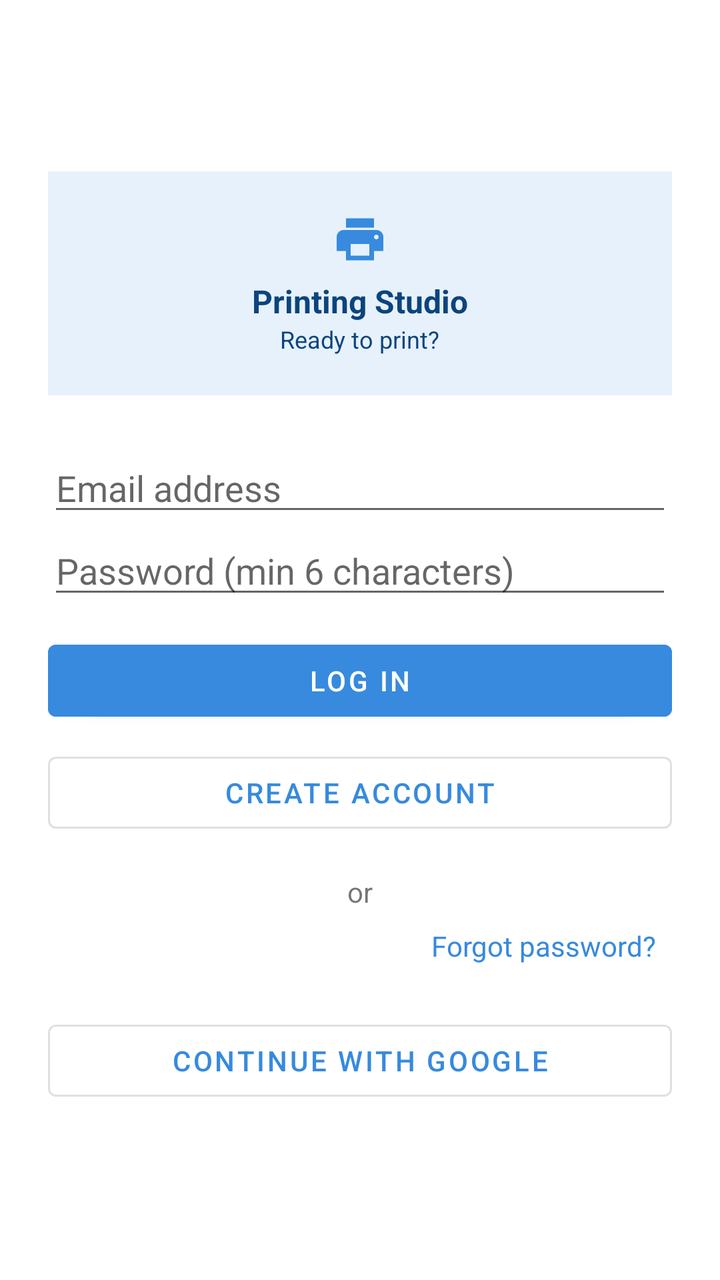
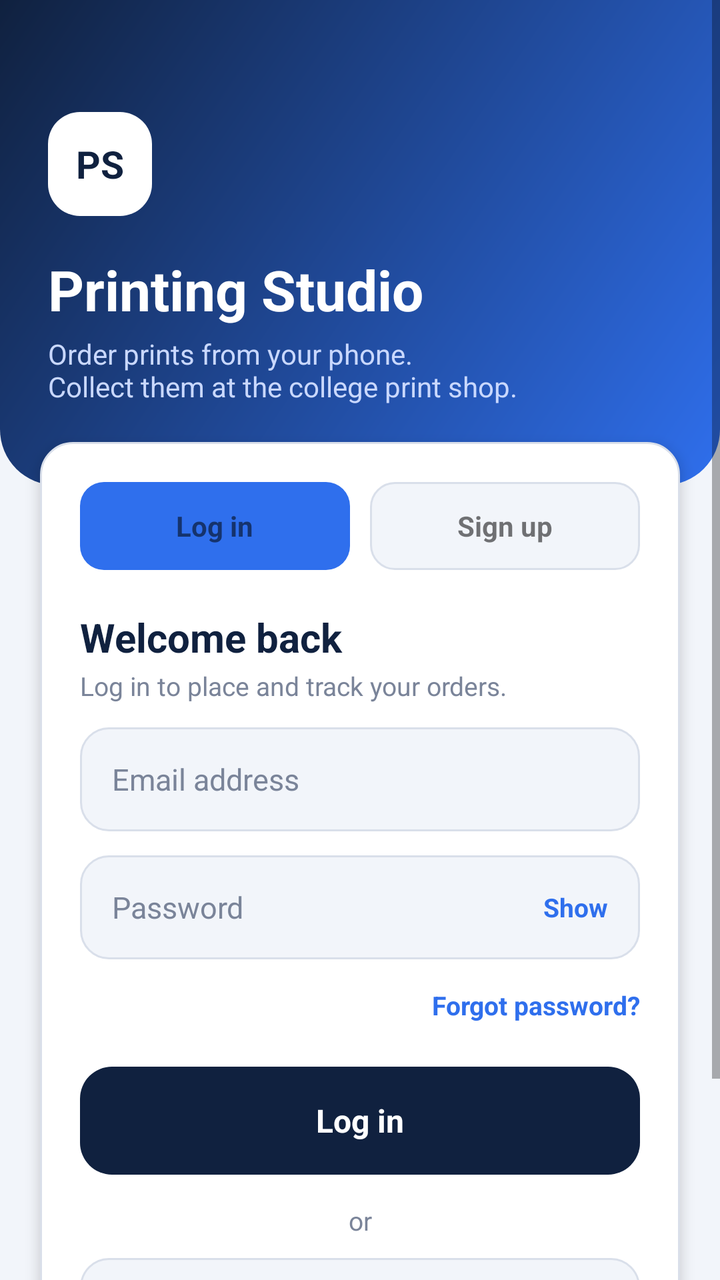

An Android layout rendered at two revisions. The XML below is the earlier revision; the diff shows what the commit changed to produce the second picture.
<!-- AndroidManifest.xml: application theme Theme.PrintingStudio -->
<!-- res/layout/activity_login.xml -->
<?xml version="1.0" encoding="utf-8"?>
<LinearLayout xmlns:android="http://schemas.android.com/apk/res/android"
    android:layout_width="match_parent"
    android:layout_height="match_parent"
    android:orientation="vertical"
    android:gravity="center"
    android:padding="24dp"
    android:background="#FFFFFF">

    <LinearLayout
        android:layout_width="match_parent"
        android:layout_height="wrap_content"
        android:orientation="vertical"
        android:gravity="center"
        android:background="@color/blueLight"
        android:padding="20dp">

        <ImageView
            android:layout_width="28dp"
            android:layout_height="28dp"
            android:src="@drawable/ic_print" />

        <TextView
            android:layout_width="wrap_content"
            android:layout_height="wrap_content"
            android:layout_marginTop="6dp"
            android:text="Printing Studio"
            android:textStyle="bold"
            android:textColor="@color/blueDark"
            android:textSize="16sp" />

        <TextView
            android:layout_width="wrap_content"
            android:layout_height="wrap_content"
            android:text="Ready to print?"
            android:textColor="@color/blueDark"
            android:textSize="12sp" />
    </LinearLayout>

    <EditText
        android:id="@+id/etEmail"
        android:layout_width="match_parent"
        android:layout_height="wrap_content"
        android:layout_marginTop="24dp"
        android:hint="Email address"
        android:inputType="textEmailAddress" />

    <EditText
        android:id="@+id/etPassword"
        android:layout_width="match_parent"
        android:layout_height="wrap_content"
        android:hint="Password (min 6 characters)"
        android:inputType="textPassword" />

    <Button
        android:id="@+id/btnEmailLogin"
        android:layout_width="match_parent"
        android:layout_height="wrap_content"
        android:layout_marginTop="12dp"
        android:text="Log in"
        android:backgroundTint="@color/bluePrimary"
        android:textColor="#FFFFFF" />

    <Button
        android:id="@+id/btnSignup"
        android:layout_width="match_parent"
        android:layout_height="wrap_content"
        android:layout_marginTop="8dp"
        android:text="Create account"
        style="@style/Widget.MaterialComponents.Button.OutlinedButton" />

    <TextView
        android:layout_width="wrap_content"
        android:layout_height="wrap_content"
        android:layout_marginTop="16dp"
        android:layout_gravity="center_horizontal"
        android:text="or" />
    <TextView
        android:id="@+id/tvForgot"
        android:layout_width="wrap_content"
        android:layout_height="wrap_content"
        android:layout_gravity="end"
        android:padding="8dp"
        android:text="Forgot password?"
        android:textColor="@color/bluePrimary" />


    <Button
        android:id="@+id/btnGoogleLogin"
        android:layout_width="match_parent"
        android:layout_height="wrap_content"
        android:layout_marginTop="16dp"
        android:text="Continue with Google"
        style="@style/Widget.MaterialComponents.Button.OutlinedButton" />

</LinearLayout>
<!-- resources referenced by this layout -->
<resources>
  <color name="blueDark">#0C447C</color>
  <color name="blueLight">#E6F1FB</color>
  <color name="bluePrimary">#378ADD</color>
  <!-- drawable ic_print (drawable) -->
  <vector xmlns:android="http://schemas.android.com/apk/res/android"
      android:width="64dp" android:height="64dp"
      android:viewportWidth="24" android:viewportHeight="24">
      <path android:fillColor="#378ADD"
          android:pathData="M19,8H5c-1.66,0 -3,1.34 -3,3v6h4v4h12v-4h4v-6c0,-1.66 -1.34,-3 -3,-3zM16,19H8v-5h8v5zM19,12c-0.55,0 -1,-0.45 -1,-1s0.45,-1 1,-1 1,0.45 1,1 -0.45,1 -1,1zM18,3H6v4h12V3z"/>
  </vector>
  <style name="Theme.PrintingStudio" parent="Theme.MaterialComponents.Light.NoActionBar">
          <item name="colorPrimary">@color/bluePrimary</item>
          <item name="colorPrimaryDark">@color/blueDark</item>
          <item name="android:windowBackground">@android:color/white</item>
      </style>
</resources>

<!-- the commit's change to res/layout/activity_login.xml (unified diff, before → after) -->
@@ -1,96 +1,53 @@
 <?xml version="1.0" encoding="utf-8"?>
-<LinearLayout xmlns:android="http://schemas.android.com/apk/res/android"
-    android:layout_width="match_parent"
-    android:layout_height="match_parent"
-    android:orientation="vertical"
-    android:gravity="center"
-    android:padding="24dp"
-    android:background="#FFFFFF">
+<ScrollView xmlns:android="http://schemas.android.com/apk/res/android"
+    android:layout_width="match_parent" android:layout_height="match_parent"
+    android:background="@color/ps_bg" android:fillViewport="true">
 
-    <LinearLayout
-        android:layout_width="match_parent"
-        android:layout_height="wrap_content"
-        android:orientation="vertical"
-        android:gravity="center"
-        android:background="@color/blueLight"
-        android:padding="20dp">
+<LinearLayout android:layout_width="match_parent" android:layout_height="wrap_content" android:orientation="vertical">
 
-        <ImageView
-            android:layout_width="28dp"
-            android:layout_height="28dp"
-            android:src="@drawable/ic_print" />
-
-        <TextView
-            android:layout_width="wrap_content"
-            android:layout_height="wrap_content"
-            android:layout_marginTop="6dp"
-            android:text="Printing Studio"
-            android:textStyle="bold"
-            android:textColor="@color/blueDark"
-            android:textSize="16sp" />
-
-        <TextView
-            android:layout_width="wrap_content"
-            android:layout_height="wrap_content"
-            android:text="Ready to print?"
-            android:textColor="@color/blueDark"
-            android:textSize="12sp" />
+    <LinearLayout android:layout_width="match_parent" android:layout_height="wrap_content" android:orientation="vertical" android:background="@drawable/ps_header_bg" android:paddingHorizontal="24dp" android:paddingTop="56dp" android:paddingBottom="40dp">
+        <TextView android:layout_width="52dp" android:layout_height="52dp" android:gravity="center" android:text="PS" android:textColor="@color/ps_ink" android:textSize="19sp" android:textStyle="bold" android:background="@drawable/ps_avatar_white" />
+        <TextView android:layout_width="wrap_content" android:layout_height="wrap_content" android:layout_marginTop="18dp" android:text="Printing Studio" android:textColor="#FFFFFF" android:textSize="28sp" android:textStyle="bold" />
+        <TextView android:layout_width="wrap_content" android:layout_height="wrap_content" android:layout_marginTop="4dp" android:text="Order prints from your phone.\nCollect them at the college print shop." android:textColor="#C9D8FF" android:textSize="14sp" />
     </LinearLayout>
 
-    <EditText
-        android:id="@+id/etEmail"
-        android:layout_width="match_parent"
-        android:layout_height="wrap_content"
-        android:layout_marginTop="24dp"
-        android:hint="Email address"
-        android:inputType="textEmailAddress" />
+    <LinearLayout android:layout_width="match_parent" android:layout_height="wrap_content" android:layout_marginHorizontal="20dp" android:layout_marginTop="-22dp" android:orientation="vertical" android:background="@drawable/ps_card" android:padding="20dp" android:elevation="4dp">
 
-    <EditText
-        android:id="@+id/etPassword"
-        android:layout_width="match_parent"
-        android:layout_height="wrap_content"
-        android:hint="Password (min 6 characters)"
-        android:inputType="textPassword" />
+        <LinearLayout android:layout_width="match_parent" android:layout_height="wrap_content" android:orientation="horizontal">
+            <TextView android:id="@+id/tabLogin" android:layout_width="0dp" android:layout_height="44dp" android:layout_weight="1" android:layout_marginEnd="5dp" android:gravity="center" android:text="Log in" android:textStyle="bold" android:textSize="14sp" android:clickable="true" android:focusable="true" android:background="@drawable/ps_seg_on" />
+            <TextView android:id="@+id/tabSignup" android:layout_width="0dp" android:layout_height="44dp" android:layout_weight="1" android:layout_marginStart="5dp" android:gravity="center" android:text="Sign up" android:textStyle="bold" android:textSize="14sp" android:clickable="true" android:focusable="true" android:background="@drawable/ps_seg_off" />
+        </LinearLayout>
 
-    <Button
-        android:id="@+id/btnEmailLogin"
-        android:layout_width="match_parent"
-        android:layout_height="wrap_content"
-        android:layout_marginTop="12dp"
-        android:text="Log in"
-        android:backgroundTint="@color/bluePrimary"
-        android:textColor="#FFFFFF" />
+        <TextView android:id="@+id/tvFormTitle" android:layout_width="wrap_content" android:layout_height="wrap_content" android:layout_marginTop="20dp" android:text="Welcome back" android:textColor="@color/ps_ink" android:textSize="20sp" android:textStyle="bold" />
+        <TextView android:id="@+id/tvFormSub" android:layout_width="wrap_content" android:layout_height="wrap_content" android:layout_marginTop="2dp" android:text="Log in to place and track your orders." android:textColor="@color/ps_muted" android:textSize="13sp" />
 
-    <Button
-        android:id="@+id/btnSignup"
-        android:layout_width="match_parent"
-        android:layout_height="wrap_content"
-        android:layout_marginTop="8dp"
-        android:text="Create account"
-        style="@style/Widget.MaterialComponents.Button.OutlinedButton" />
+        <EditText android:id="@+id/etUsername" android:layout_width="match_parent" android:layout_height="52dp" android:layout_marginTop="16dp" android:background="@drawable/ps_input" android:paddingHorizontal="16dp" android:hint="Your name (shown as Hi, name)" android:inputType="textPersonName|textCapWords" android:maxLength="24" android:textSize="15sp" android:textColor="@color/ps_ink" android:textColorHint="@color/ps_muted" android:visibility="gone" />
 
-    <TextView
-        android:layout_width="wrap_content"
-        android:layout_height="wrap_content"
-        android:layout_marginTop="16dp"
-        android:layout_gravity="center_horizontal"
-        android:text="or" />
-    <TextView
-        android:id="@+id/tvForgot"
-        android:layout_width="wrap_content"
-        android:layout_height="wrap_content"
-        android:layout_gravity="end"
-        android:padding="8dp"
-        android:text="Forgot password?"
-        android:textColor="@color/bluePrimary" />
+        <EditText android:id="@+id/etEmail" android:layout_width="match_parent" android:layout_height="52dp" android:layout_marginTop="12dp" android:background="@drawable/ps_input" android:paddingHorizontal="16dp" android:hint="Email address" android:inputType="textEmailAddress" android:textSize="15sp" android:textColor="@color/ps_ink" android:textColorHint="@color/ps_muted" />
 
+        <FrameLayout android:layout_width="match_parent" android:layout_height="wrap_content" android:layout_marginTop="12dp">
+            <EditText android:id="@+id/etPassword" android:layout_width="match_parent" android:layout_height="52dp" android:background="@drawable/ps_input" android:paddingStart="16dp" android:paddingEnd="64dp" android:hint="Password" android:inputType="textPassword" android:textSize="15sp" android:textColor="@color/ps_ink" android:textColorHint="@color/ps_muted" />
+            <TextView android:id="@+id/btnShowPw" android:layout_width="wrap_content" android:layout_height="52dp" android:layout_gravity="end" android:gravity="center" android:paddingHorizontal="16dp" android:text="Show" android:textColor="@color/ps_blue" android:textStyle="bold" android:textSize="13sp" android:clickable="true" android:focusable="true" />
+        </FrameLayout>
 
-    <Button
-        android:id="@+id/btnGoogleLogin"
-        android:layout_width="match_parent"
-        android:layout_height="wrap_content"
-        android:layout_marginTop="16dp"
-        android:text="Continue with Google"
-        style="@style/Widget.MaterialComponents.Button.OutlinedButton" />
+        <EditText android:id="@+id/etConfirm" android:layout_width="match_parent" android:layout_height="52dp" android:layout_marginTop="12dp" android:background="@drawable/ps_input" android:paddingHorizontal="16dp" android:hint="Confirm password" android:inputType="textPassword" android:textSize="15sp" android:textColor="@color/ps_ink" android:textColorHint="@color/ps_muted" android:visibility="gone" />
 
+        <TextView android:id="@+id/btnForgot" android:layout_width="wrap_content" android:layout_height="wrap_content" android:layout_gravity="end" android:layout_marginTop="8dp" android:paddingVertical="6dp" android:text="Forgot password?" android:textColor="@color/ps_blue" android:textStyle="bold" android:textSize="13sp" android:clickable="true" android:focusable="true" />
+
+        <LinearLayout android:id="@+id/termsRow" android:layout_width="match_parent" android:layout_height="wrap_content" android:layout_marginTop="12dp" android:orientation="horizontal" android:gravity="center_vertical" android:visibility="gone">
+            <CheckBox android:id="@+id/cbTerms" android:layout_width="wrap_content" android:layout_height="wrap_content" />
+            <TextView android:id="@+id/tvTerms" android:layout_width="0dp" android:layout_height="wrap_content" android:layout_weight="1" android:text="I agree to the Terms and Conditions and the Privacy Policy" android:textColor="@color/ps_ink" android:textSize="13sp" android:clickable="true" android:focusable="true" />
+        </LinearLayout>
+
+        <TextView android:id="@+id/tvError" android:layout_width="wrap_content" android:layout_height="wrap_content" android:layout_marginTop="8dp" android:text="" android:textColor="#D92D2D" android:textSize="13sp" android:visibility="gone" />
+
+        <TextView android:id="@+id/btnSubmit" android:layout_width="match_parent" android:layout_height="54dp" android:layout_marginTop="16dp" android:gravity="center" android:text="Log in" android:textColor="#FFFFFF" android:textStyle="bold" android:textSize="16sp" android:background="@drawable/ps_btn_primary" android:clickable="true" android:focusable="true" />
+
+        <TextView android:layout_width="match_parent" android:layout_height="wrap_content" android:layout_marginTop="14dp" android:gravity="center" android:text="or" android:textColor="@color/ps_muted" android:textSize="13sp" />
+
+        <TextView android:id="@+id/btnGoogle" android:layout_width="match_parent" android:layout_height="52dp" android:layout_marginTop="10dp" android:gravity="center" android:text="Continue with Google" android:textColor="@color/ps_ink" android:textStyle="bold" android:textSize="15sp" android:background="@drawable/ps_input" android:clickable="true" android:focusable="true" />
+    </LinearLayout>
+
+    <TextView android:layout_width="match_parent" android:layout_height="wrap_content" android:layout_marginTop="18dp" android:layout_marginBottom="24dp" android:gravity="center" android:text="By continuing you accept our Terms and Conditions." android:textColor="@color/ps_muted" android:textSize="12sp" />
 </LinearLayout>
+</ScrollView>
<!-- resource entries referenced after the edit -->
@@ -1,15 +1,56 @@
 <!-- resources referenced by this layout -->
 <resources>
+  <color name="ps_bg">#F2F5FA</color>
+  <color name="ps_blue">#2F6FED</color>
+  <color name="ps_ink">#10213F</color>
+  <color name="ps_muted">#7A8499</color>
+  <!-- drawable ps_avatar_white (drawable) -->
+  <?xml version="1.0" encoding="utf-8"?>
+  <shape xmlns:android="http://schemas.android.com/apk/res/android" android:shape="rectangle">
+      <solid android:color="#FFFFFF" />
+      <corners android:radius="16dp" />
+  </shape>
+  <!-- drawable ps_btn_primary (drawable) -->
+  <?xml version="1.0" encoding="utf-8"?>
+  <selector xmlns:android="http://schemas.android.com/apk/res/android">
+      <item android:state_enabled="false"><shape android:shape="rectangle"><solid android:color="#B8C3D9" /><corners android:radius="16dp" /></shape></item>
+      <item><shape android:shape="rectangle"><solid android:color="#10213F" /><corners android:radius="16dp" /></shape></item>
+  </selector>
+  <!-- drawable ps_card (drawable) -->
+  <?xml version="1.0" encoding="utf-8"?>
+  <shape xmlns:android="http://schemas.android.com/apk/res/android" android:shape="rectangle">
+      <solid android:color="#FFFFFF" />
+      <corners android:radius="16dp" />
+      <stroke android:width="1dp" android:color="#D9DFEA" />
+  </shape>
+  <!-- drawable ps_header_bg (drawable) -->
+  <?xml version="1.0" encoding="utf-8"?>
+  <shape xmlns:android="http://schemas.android.com/apk/res/android" android:shape="rectangle">
+      <gradient android:startColor="#10213F" android:endColor="#2F6FED" android:angle="315" />
+      <corners android:bottomLeftRadius="28dp" android:bottomRightRadius="28dp" />
+  </shape>
+  <!-- drawable ps_input (drawable) -->
+  <?xml version="1.0" encoding="utf-8"?>
+  <shape xmlns:android="http://schemas.android.com/apk/res/android" android:shape="rectangle">
+      <solid android:color="#F2F5FA" />
+      <corners android:radius="14dp" />
+      <stroke android:width="1dp" android:color="#D9DFEA" />
+  </shape>
+  <!-- drawable ps_seg_off (drawable) -->
+  <?xml version="1.0" encoding="utf-8"?>
+  <shape xmlns:android="http://schemas.android.com/apk/res/android" android:shape="rectangle">
+      <solid android:color="#F2F5FA" />
+      <corners android:radius="12dp" />
+      <stroke android:width="1dp" android:color="#D9DFEA" />
+  </shape>
+  <!-- drawable ps_seg_on (drawable) -->
+  <?xml version="1.0" encoding="utf-8"?>
+  <shape xmlns:android="http://schemas.android.com/apk/res/android" android:shape="rectangle">
+      <solid android:color="#2F6FED" />
+      <corners android:radius="12dp" />
+  </shape>
   <color name="blueDark">#0C447C</color>
-  <color name="blueLight">#E6F1FB</color>
   <color name="bluePrimary">#378ADD</color>
-  <!-- drawable ic_print (drawable) -->
-  <vector xmlns:android="http://schemas.android.com/apk/res/android"
-      android:width="64dp" android:height="64dp"
-      android:viewportWidth="24" android:viewportHeight="24">
-      <path android:fillColor="#378ADD"
-          android:pathData="M19,8H5c-1.66,0 -3,1.34 -3,3v6h4v4h12v-4h4v-6c0,-1.66 -1.34,-3 -3,-3zM16,19H8v-5h8v5zM19,12c-0.55,0 -1,-0.45 -1,-1s0.45,-1 1,-1 1,0.45 1,1 -0.45,1 -1,1zM18,3H6v4h12V3z"/>
-  </vector>
   <style name="Theme.PrintingStudio" parent="Theme.MaterialComponents.Light.NoActionBar">
           <item name="colorPrimary">@color/bluePrimary</item>
           <item name="colorPrimaryDark">@color/blueDark</item>
